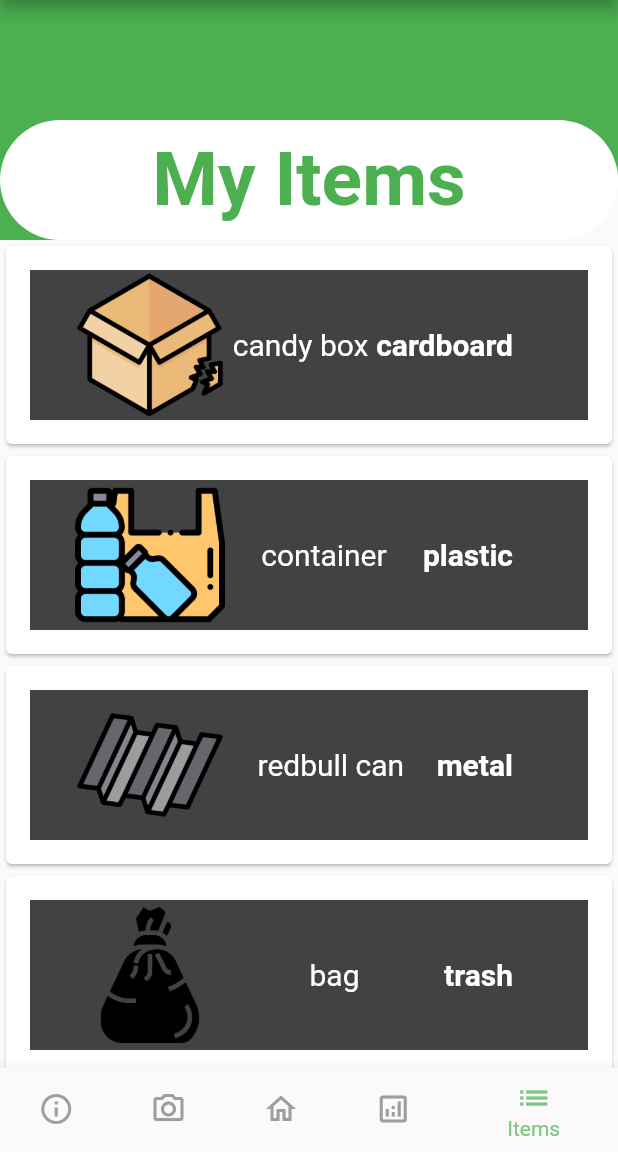
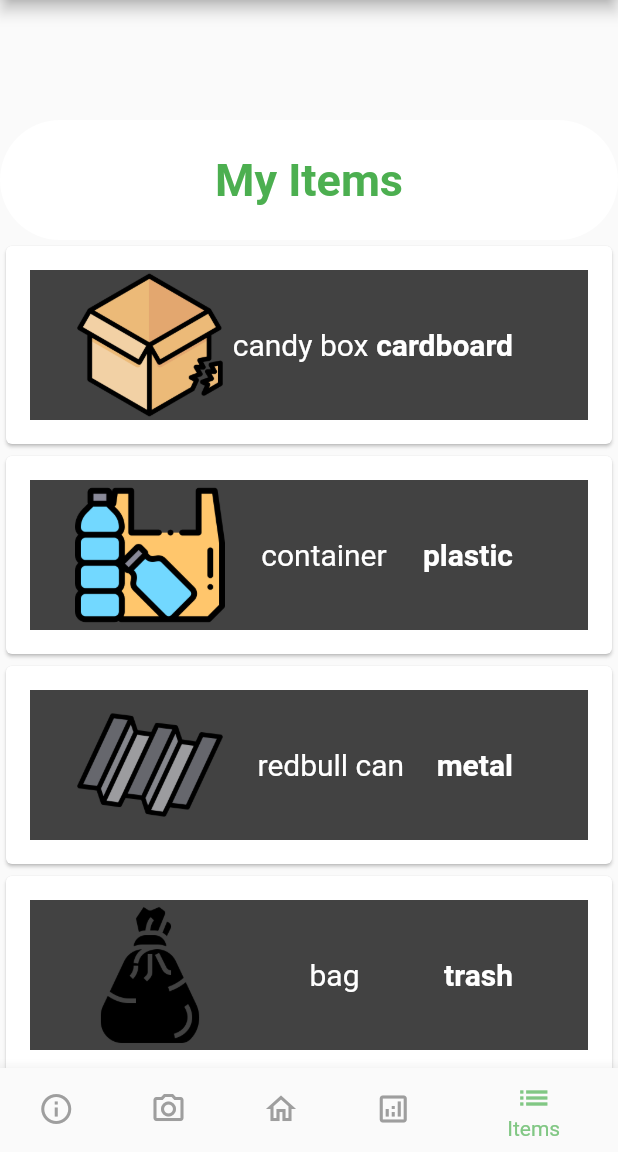
Before and after one commit to Artificially-Intelligent-Schulich/-Artificially-Intelligent, a Flutter app: the screen it shows after launch, item 5 of the bottom bar chosen, on a phone screen of 412 x 824 dp, the part 84-1236 px from its top. Run offline on Flutter 3.47's test engine with Material 2 defaults, Android fonts, the phone set to English and light mode, and no system bars; our stand-ins replace fluttertoast, go_router, image_picker.

Commit message:
ui change

```diff
--- a/recyclo/lib/widgets/item_list.dart
+++ b/recyclo/lib/widgets/item_list.dart
@@ -11,13 +11,6 @@ class ItemList extends StatelessWidget {
     return Column(
       children: <Widget>[
         Container(
-          width: double.infinity,
-          decoration: BoxDecoration(
-            borderRadius: BorderRadius.only(
-              bottomRight: Radius.circular(50),
-            ),
-            color: Colors.green,
-          ),
           child: Column(
             children: [
               SizedBox(height: 80),
@@ -36,7 +29,7 @@ class ItemList extends StatelessWidget {
                   child: Text(
                     "My Items",
                     style: TextStyle(
-                        fontSize: 50,
+                        fontSize: 30,
                         color: Colors.green,
                         fontFamily: 'Roboto',
                         fontWeight: FontWeight.bold),
```
